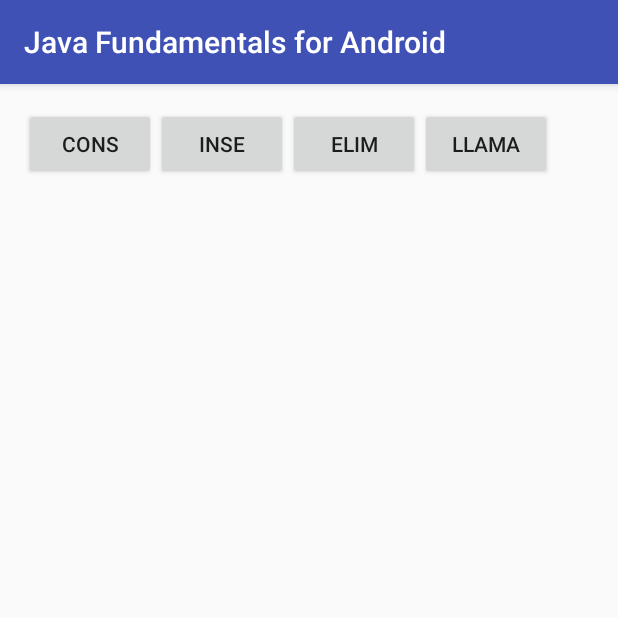
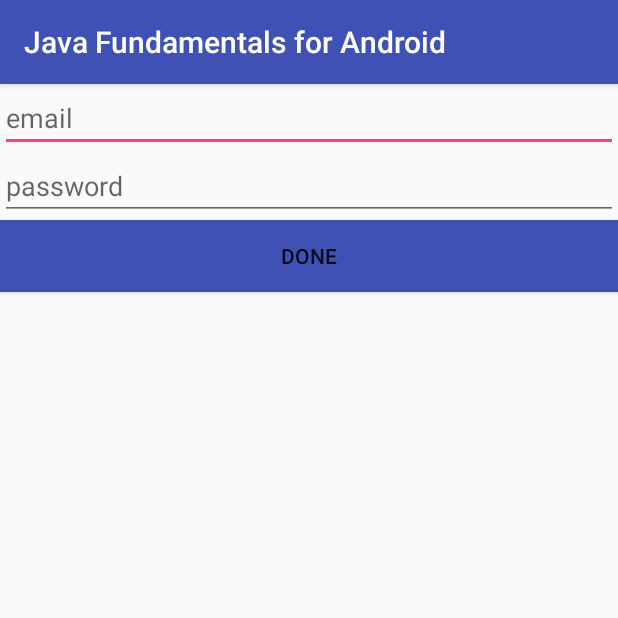
Before and after one commit to Marvinsky/AndroidFundamentals, an Android app: the screen it shows after launch (MainActivity5 before the commit, FormActivity after it), on a phone screen of 412 x 824 dp, the top half of it. Run offline under Robolectric (Android 15) with nearby library versions, the phone set to English and light mode, and no system bars.

Commit message:
tarea clase 09

```diff
--- /dev/null
+++ b/app/src/main/java/com/example/mabisrror/javafundamentalsforandroid/clase09/form/FormActivity.java
@@ -0,0 +1,82 @@
+package com.example.mabisrror.javafundamentalsforandroid.clase09.form;
+
+import android.content.Intent;
+import android.content.SharedPreferences;
+import android.support.v7.app.AppCompatActivity;
+import android.os.Bundle;
+import android.text.TextUtils;
+import android.util.Patterns;
+import android.view.KeyEvent;
+import android.view.View;
+import android.view.inputmethod.EditorInfo;
+import android.widget.Button;
+import android.widget.EditText;
+import android.widget.TextView;
+import android.widget.Toast;
+
+import com.example.mabisrror.javafundamentalsforandroid.R;
+
+public class FormActivity extends AppCompatActivity {
+
+    EditText etemail, etpassword;
+    Button btn;
+    private final static String PASSWORD_REGEX = "^(?=.*[a-z])(?=.*[A-Z])(?=.*\\d)(?=.*[$@$!%*?&])[A-Za-z\\d$@$!%*?&]{8,}";
+
+    @Override
+    protected void onCreate(Bundle savedInstanceState) {
+        super.onCreate(savedInstanceState);
+        setContentView(R.layout.activity_form);
+        init();
+    }
+
+    private void init() {
+        etemail = (EditText)findViewById(R.id.etemail);
+        etpassword = (EditText)findViewById(R.id.etpassword);
+        btn = (Button)findViewById(R.id.btnlogin);
+
+        etpassword.setOnEditorActionListener(new TextView.OnEditorActionListener(){
+            @Override
+            public boolean onEditorAction(TextView textView, int actionId, KeyEvent keyEvent) {
+                if (actionId == EditorInfo.IME_ACTION_DONE) {
+                    login();
+                }
+                return false;
+            }
+        });
+
+        btn.setOnClickListener(new View.OnClickListener() {
+            @Override
+            public void onClick(View view) {
+                login();
+            }
+        });
+    }
+
+    public void login() {
+        if (isFormValidated()) {
+            startActivity(new Intent(FormActivity.this, SuccessActivity.class));
+        }
+    }
+
+    private boolean isFormValidated() {
+        if (!isValidEmail()){
+            Toast.makeText(this, getResources().getString(R.string.invalid_email), Toast.LENGTH_SHORT).show();
+            return false;
+        }
+
+        if (!isValidPassword()) {
+            Toast.makeText(this, getResources().getString(R.string.invalid_password), Toast.LENGTH_SHORT).show();
+            return false;
+        }
+
+        return true;
+    }
+
+    private boolean isValidPassword() {
+        return !TextUtils.isEmpty(etpassword.getText()) && etpassword.getText().toString().matches(PASSWORD_REGEX);
+    }
+
+    public final boolean isValidEmail() {
+        return !TextUtils.isEmpty(etpassword.getText()) && Patterns.EMAIL_ADDRESS.matcher(etemail.getText()).matches();
+    }
+}
--- /dev/null
+++ b/app/src/main/res/layout/activity_form.xml
@@ -0,0 +1,43 @@
+<?xml version="1.0" encoding="utf-8"?>
+<LinearLayout xmlns:android="http://schemas.android.com/apk/res/android"
+    xmlns:tools="http://schemas.android.com/tools"
+    android:id="@+id/activity_form"
+    android:layout_width="match_parent"
+    android:layout_height="match_parent"
+    android:orientation="vertical"
+    tools:context="com.example.mabisrror.javafundamentalsforandroid.clase09.form.FormActivity">
+
+
+    <EditText
+        android:id="@+id/etemail"
+        android:hint="@string/hint_email"
+        android:layout_width="match_parent"
+        android:layout_height="wrap_content"
+        android:inputType="textEmailSubject"
+        android:lines="1"
+        android:imeOptions="actionNext"
+        android:singleLine="true"
+        />
+
+    <EditText
+        android:id="@+id/etpassword"
+        android:layout_width="match_parent"
+        android:layout_height="wrap_content"
+        android:hint="@string/hint_password"
+        android:inputType="textPassword"
+        android:lines="1"
+        android:maxLines="1"
+        android:singleLine="true"
+        />
+
+    <Button
+        android:id="@+id/btnlogin"
+        android:text="@string/txt_login"
+        android:background="@color/colorPrimary"
+        android:layout_width="match_parent"
+        android:layout_height="wrap_content"
+        android:imeOptions="actionDone"
+        />
+
+
+</LinearLayout>
--- a/app/src/main/res/values/strings.xml
+++ b/app/src/main/res/values/strings.xml
@@ -61,4 +61,12 @@
     <string name="txt_llamadas">Llama</string>
     <string name="txt_give_permission_to_app">Give permissions of Contacts and Phone in the device</string>
     <string name="txt_check_permissions"><![CDATA[Check permissions in settings->apps->app->Permissions]]></string>
+    <string name="hint_password">password</string>
+    <string name="hint_email">email</string>
+    <string name="txt_login">Done</string>
+    <string name="invalid_email">Invalid email</string>
+    <string name="email_empty">enter email</string>
+    <string name="password_empty">enter password</string>
+    <string name="success_login">You have login successfully</string>
+    <string name="invalid_password">Invalid password</string>
 </resources>
```
Also changed, not shown: app/src/main/AndroidManifest.xml (+9 -3 lines), app/src/main/java/com/example/mabisrror/javafundamentalsforandroid/clase09/form/SuccessActivity.java (added, +15 -0 lines), app/src/main/res/layout/activity_success.xml (added, +19 -0 lines).
